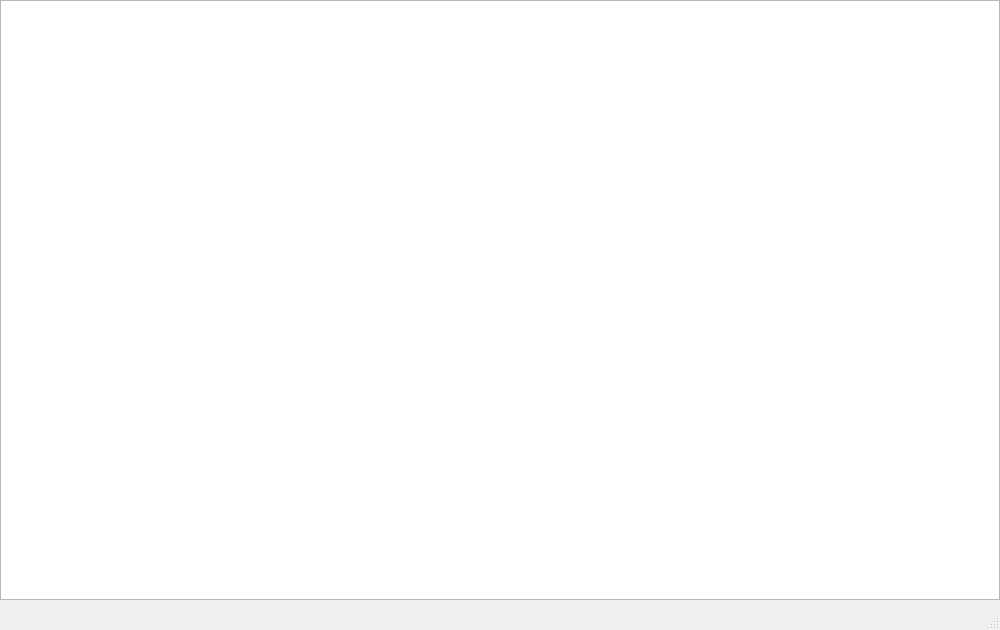
Before: the Qt Designer form mainwindow.ui in helisoya/ProjetVN, drawn with Qt 5.
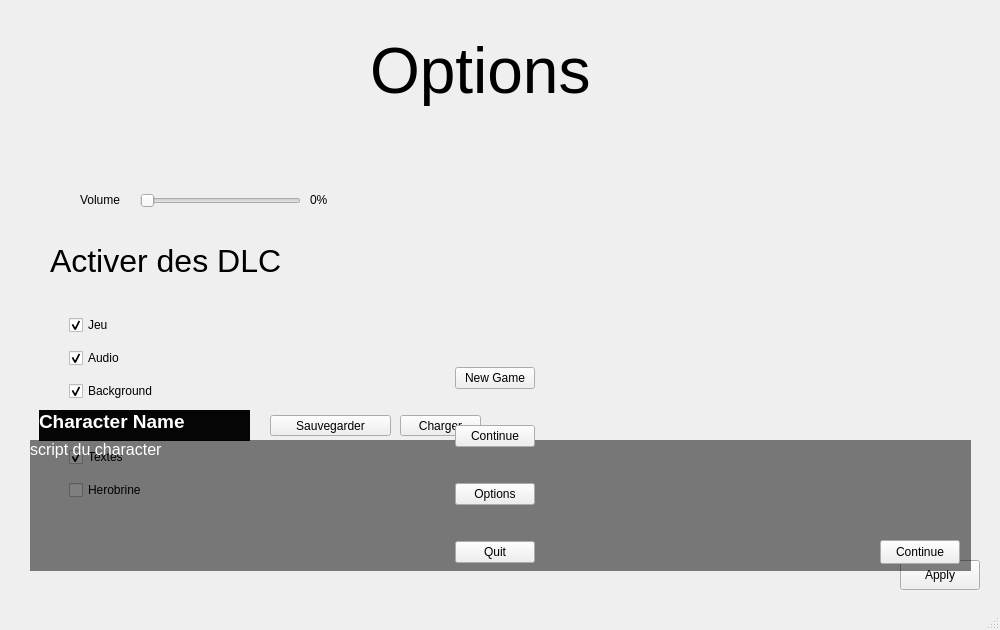
After: the same form once the commit is applied. Icons and pictures are not drawn.

```diff
--- a/mainwindow.ui
+++ b/mainwindow.ui
@@ -364,51 +364,15 @@
     <zorder>saveButton</zorder>
     <zorder>loadButton</zorder>
    </widget>
-   <widget class="QGraphicsView" name="container">
-    <property name="geometry">
-     <rect>
-      <x>0</x>
-      <y>0</y>
-      <width>1000</width>
-      <height>600</height>
-     </rect>
-    </property>
-   </widget>
    <widget class="QWidget" name="Options" native="true">
     <property name="geometry">
      <rect>
-      <x>0</x>
-      <y>0</y>
+      <x>10</x>
+      <y>10</y>
       <width>1000</width>
       <height>600</height>
      </rect>
     </property>
-    <widget class="QPushButton" name="OkBtn">
-     <property name="geometry">
-      <rect>
-       <x>780</x>
-       <y>550</y>
-       <width>80</width>
-       <height>30</height>
-      </rect>
-     </property>
-     <property name="text">
-      <string>Ok</string>
-     </property>
-    </widget>
-    <widget class="QPushButton" name="CancelBtn">
-     <property name="geometry">
-      <rect>
-       <x>630</x>
-       <y>550</y>
-       <width>80</width>
-       <height>30</height>
-      </rect>
-     </property>
-     <property name="text">
-      <string>Cancel</string>
-     </property>
-    </widget>
     <widget class="QPushButton" name="ApplyBtn">
      <property name="geometry">
       <rect>
@@ -422,7 +386,7 @@
       <string>Apply</string>
      </property>
     </widget>
-    <widget class="QWidget" name="gridLayoutWidget_2">
+    <widget class="QFrame" name="gridFrame">
      <property name="geometry">
       <rect>
        <x>50</x>
@@ -435,21 +399,71 @@
       <property name="spacing">
        <number>7</number>
       </property>
+      <item row="2" column="0">
+       <widget class="QCheckBox" name="dlcBackground">
+        <property name="text">
+         <string>Background</string>
+        </property>
+        <property name="checked">
+         <bool>true</bool>
+        </property>
+       </widget>
+      </item>
+      <item row="1" column="0">
+       <widget class="QCheckBox" name="dlcAudio">
+        <property name="text">
+         <string>Audio</string>
+        </property>
+        <property name="checked">
+         <bool>true</bool>
+        </property>
+       </widget>
+      </item>
+      <item row="0" column="0">
+       <widget class="QCheckBox" name="dlcJeu">
+        <property name="text">
+         <string>Jeu</string>
+        </property>
+        <property name="checked">
+         <bool>true</bool>
+        </property>
+       </widget>
+      </item>
+      <item row="3" column="0">
+       <widget class="QCheckBox" name="dlcPerso">
+        <property name="text">
+         <string>Personnages</string>
+        </property>
+        <property name="checked">
+         <bool>true</bool>
+        </property>
+       </widget>
+      </item>
+      <item row="4" column="0">
+       <widget class="QCheckBox" name="dlcTexte">
+        <property name="text">
+         <string>Textes</string>
+        </property>
+        <property name="checked">
+         <bool>true</bool>
+        </property>
+       </widget>
+      </item>
+      <item row="5" column="0">
+       <widget class="QCheckBox" name="dlcHerobrine">
+        <property name="text">
+         <string>Herobrine</string>
+        </property>
+        <property name="checkable">
+         <bool>false</bool>
+        </property>
+        <property name="checked">
+         <bool>false</bool>
+        </property>
+       </widget>
+      </item>
      </layout>
     </widget>
-    <widget class="QPushButton" name="ReturnMainMenu">
-     <property name="geometry">
-      <rect>
-       <x>40</x>
-       <y>540</y>
-       <width>101</width>
-       <height>50</height>
-      </rect>
-     </property>
-     <property name="text">
-      <string>MainMenu</string>
-     </property>
-    </widget>
     <widget class="QLabel" name="VolumeRate">
      <property name="geometry">
       <rect>
```
Left out of the diff: 277 changed lines with no effect on the pictures.
